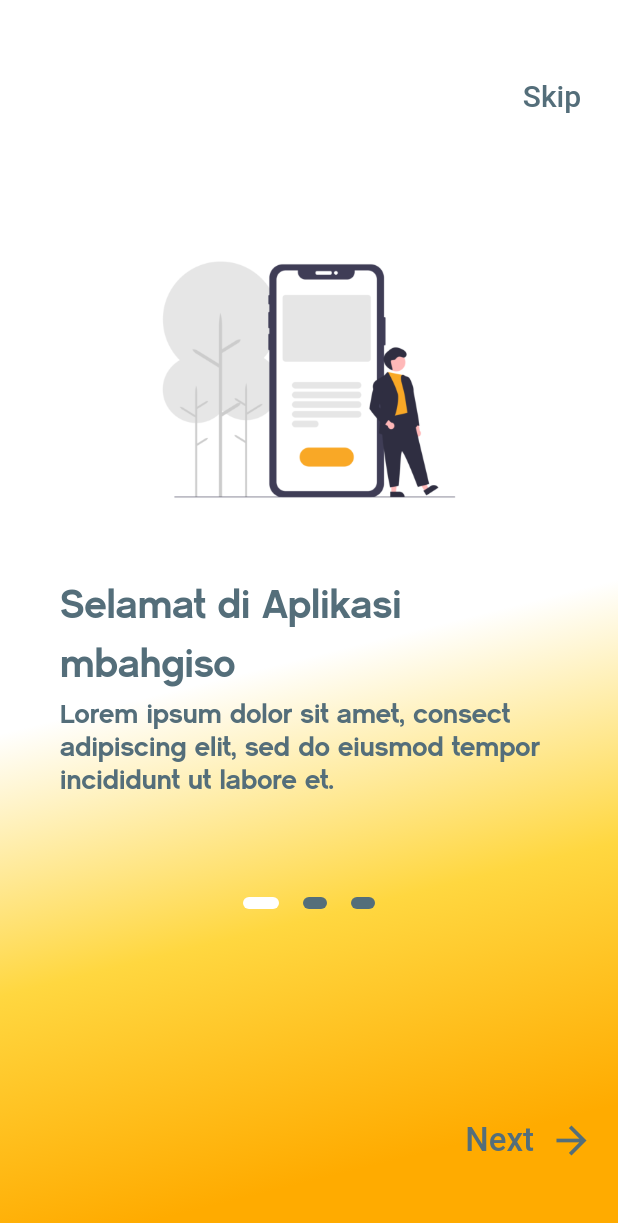
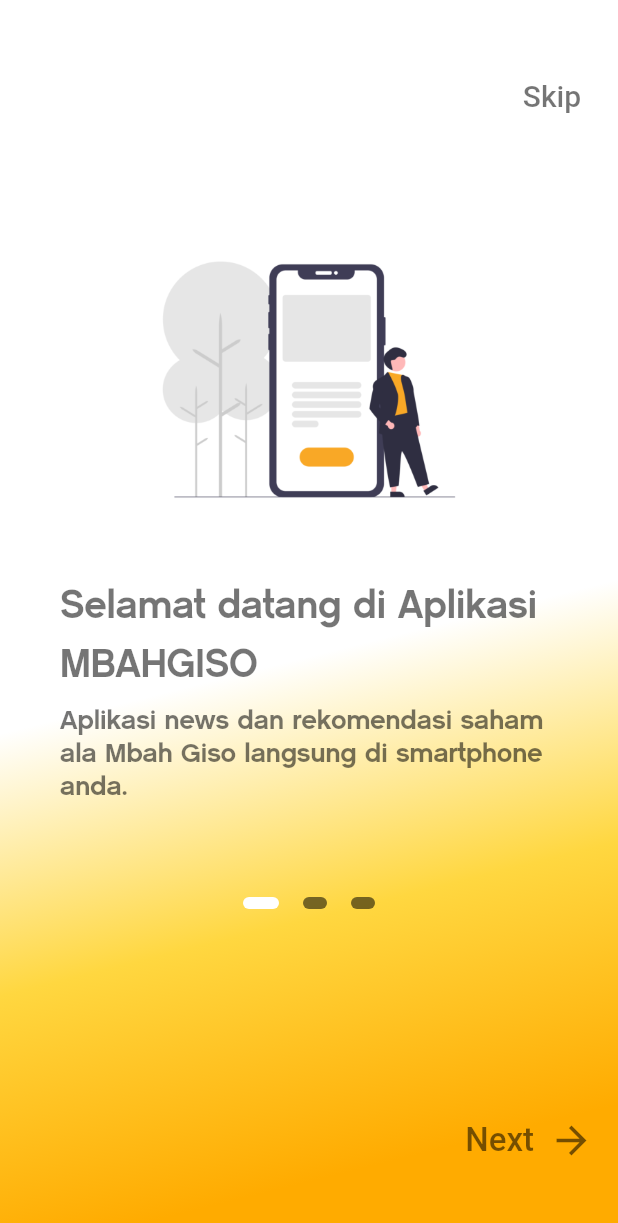
Before and after one commit to satriaadam/app_trikcuan, a Flutter app: the screen it shows after launch, on a phone screen of 412 x 824 dp. Shown: the top 1223 px of the screen. Run offline on Flutter 3.47's test engine with Material 2 defaults, Android fonts, the phone set to English and light mode, and no system bars; our stand-ins replace bloc, connectivity, dio, equatable, flutter_bloc, pull_to_refresh and 5 more; missing offline and left inert: indonesia; accounts and stored records are empty.

Commit message:
Update Apps mbahgiso

```diff
--- a/lib/daftar.dart
+++ b/lib/daftar.dart
@@ -58,7 +58,7 @@ class _DaftarState extends State<Daftar> {
                   Container(
                     padding: EdgeInsets.fromLTRB(15.0, 110.0, 0.0, 0.0),
                     child: Text(
-                      'Daftar',
+                      'Registrasi',
                       style:
                       TextStyle(fontSize: 40.0, fontWeight: FontWeight.bold),
                     ),
--- a/lib/onboarding_screen.dart
+++ b/lib/onboarding_screen.dart
@@ -29,7 +29,7 @@ class _OnboardingScreenState extends State<OnboardingScreen> {
       height: 8.0,
       width: isActive ? 24.0 : 16.0,
       decoration: BoxDecoration(
-        color: isActive ? Colors.white : Color(0xFF546E7A),
+        color: isActive ? Colors.white : Colors.black54,
         borderRadius: BorderRadius.all(Radius.circular(12)),
       ),
     );
@@ -69,7 +69,7 @@ class _OnboardingScreenState extends State<OnboardingScreen> {
                     child: Text(
                       'Skip',
                       style: TextStyle(
-                        color: Colors.blueGrey[600],
+                        color: Colors.black54,
                         fontSize: 20.0,
                       ),
                     ),
@@ -102,12 +102,12 @@ class _OnboardingScreenState extends State<OnboardingScreen> {
                             ),
                             SizedBox(height: 5.0),
                             Text(
-                              'Selamat di Aplikasi\nmbahgiso',
+                              'Selamat datang di Aplikasi MBAHGISO',
                               style: kTitleStyle,
                             ),
-                            SizedBox(height: 5.0),
+                            SizedBox(height: 9.0),
                             Text(
-                              'Lorem ipsum dolor sit amet, consect adipiscing elit, sed do eiusmod tempor incididunt ut labore et.',
+                              'Aplikasi news dan rekomendasi saham ala Mbah Giso langsung di smartphone anda.',
                               style: kSubtitleStyle,
                             ),
                           ],
@@ -129,12 +129,12 @@ class _OnboardingScreenState extends State<OnboardingScreen> {
                             ),
                             SizedBox(height: 5.0),
                             Text(
-                              'Live your life smarter\nwith us!',
+                              'Rekomendasi Saham Ala Mbah Giso',
                               style: kTitleStyle,
                             ),
-                            SizedBox(height: 5.0),
+                            SizedBox(height: 9.0),
                             Text(
-                              'Lorem ipsum dolor sit amet, consect adipiscing elit, sed do eiusmod tempor incididunt ut labore et.',
+                              'Dapatkan rekomendasi saham Ala Mbah Giso secara langsung mulai dari saham untuk trading, swingtrade, dan investasi.',
                               style: kSubtitleStyle,
                             ),
                           ],
@@ -156,12 +156,12 @@ class _OnboardingScreenState extends State<OnboardingScreen> {
                             ),
                             SizedBox(height: 5.0),
                             Text(
-                              'Get a new experience\nof imagination',
+                              'Rasakan Mudahnya Trading',
                               style: kTitleStyle,
                             ),
                             SizedBox(height: 5.0),
                             Text(
-                              'Lorem ipsum dolor sit amet, consect adipiscing elit, sed do eiusmod tempor incididunt ut labore et.',
+                              'Dengan aplikasi Mbah Giso, rasakan mudahnya trading dengan strategi dan langkah khusus dari Mbah Giso.',
                               style: kSubtitleStyle,
                             ),
                           ],
@@ -192,14 +192,14 @@ class _OnboardingScreenState extends State<OnboardingScreen> {
                           Text(
                             'Next',
                             style: TextStyle(
-                              color: Colors.blueGrey[600],
+                              color: Colors.black54,
                               fontSize: 22.0,
                             ),
                           ),
                           SizedBox(width: 10.0),
                           Icon(
                             Icons.arrow_forward,
-                            color: Colors.blueGrey[600],
+                            color: Colors.black54,
                             size: 30.0,
                           ),
                         ],
@@ -217,7 +217,7 @@ class _OnboardingScreenState extends State<OnboardingScreen> {
           ? Container(
         height: 100.0,
         width: double.infinity,
-        color: Colors.blueGrey[600],
+        color: Colors.blueAccent[400],
         child: GestureDetector(
           onTap: () async {
             SharedPreferences prefs = await SharedPreferences.getInstance();
@@ -230,7 +230,7 @@ class _OnboardingScreenState extends State<OnboardingScreen> {
             child: Padding(
               padding: EdgeInsets.only(bottom: 30.0),
               child: Text(
-                'Get started',
+                'Mulai Sekarang',
                 style: TextStyle(
                   color: Colors.white,
                   fontSize: 20.0,
--- a/lib/pages/investing.dart
+++ b/lib/pages/investing.dart
@@ -153,7 +153,7 @@ class _InvestingState extends State<Investing> {
             SizedBox(height: 24),
             Container(
               width: MediaQuery.of(context).size.width,
-              child: RaisedButtonPrimary(
+              child: RaisedButtonSecondary(
                 isLoading: isLoading,
                 onPressed: int.parse(account?.balance) < int.parse(price?.price) ? null : (){
                   setState(() {
--- a/lib/pages/swing.dart
+++ b/lib/pages/swing.dart
@@ -153,7 +153,7 @@ class _SwingState extends State<Swing> {
             SizedBox(height: 24),
             Container(
               width: MediaQuery.of(context).size.width,
-              child: RaisedButtonPrimary(
+              child: RaisedButtonSecondary(
                 isLoading: isLoading,
                 onPressed: int.parse(account?.balance) < int.parse(price?.price) ? null : (){
                   setState(() {
--- a/lib/pages/trading.dart
+++ b/lib/pages/trading.dart
@@ -153,7 +153,7 @@ class _TradingState extends State<Trading> {
             SizedBox(height: 24),
             Container(
               width: MediaQuery.of(context).size.width,
-              child: RaisedButtonPrimary(
+              child: RaisedButtonSecondary(
                 isLoading: isLoading,
                 onPressed: int.parse(account?.balance) < int.parse(price?.price) ? null : (){
                   setState(() {
--- a/lib/utilities/app_consts.dart
+++ b/lib/utilities/app_consts.dart
@@ -3,7 +3,8 @@ import 'package:flutter/material.dart';
 
 class AppColor {
 
-  static Color primary = Colors.lightGreen[800];
+  static Color primary = Colors.amber[600];
+  static Color secondary = Colors.green;
   static Color accent = Color(0xff81CC0A);
   static Color darkYellow = Color(0xffFCBF31);
   static Color pink = Color(0xffD820A4);
--- a/lib/utilities/styles.dart
+++ b/lib/utilities/styles.dart
@@ -1,21 +1,21 @@
 import 'package:flutter/material.dart';
 
 final kTitleStyle = TextStyle(
-  color: Colors.blueGrey[600],
+  color: Colors.black54,
   fontFamily: 'CM Sans Serif',
   fontSize: 26.0,
   height: 1.5,
 );
 
 final kSubtitleStyle = TextStyle(
-  color: Colors.blueGrey[600],
+  color: Colors.black54,
   fontFamily: 'CM Sans Serif',
   fontSize: 18.0,
   height: 1.2,
 );
 
 final kHomeStyle = TextStyle(
-  color: Colors.blueGrey[600],
+  color: Colors.black54,
   fontFamily: 'CM Sans Serif',
   fontSize: 20.0,
   height: 1.5,
```
Also changed, not shown: lib/login_page.dart (+7 -6 lines), lib/pages/home_page.dart (+33 -14 lines), lib/widget/button.dart (+35 -0 lines).
